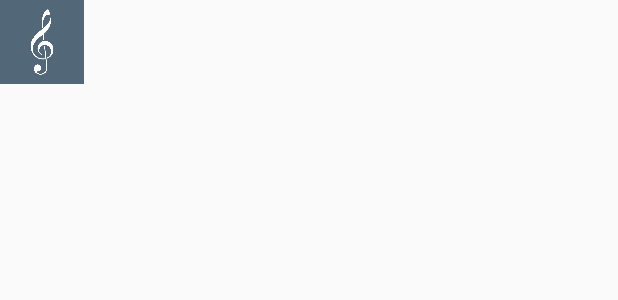
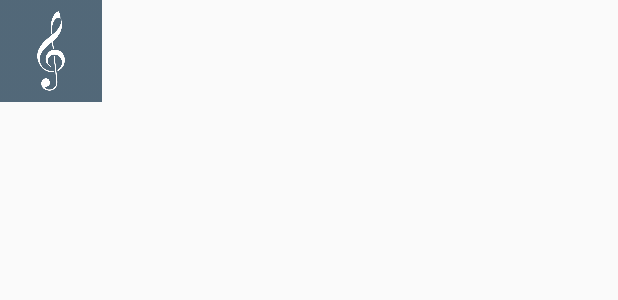
Before and after one commit to flackbash/AudioAnchor, an Android app: the layout album_item.xml on its own in the app's theme, with its tools: preview values and no code run, on a phone screen of 412 x 824 dp. Shown: the top 300 px of the screen. Run offline under Robolectric (Android 15) with nearby library versions, the phone set to English and light mode, and no system bars.

Commit message:
Adjust icon height and src for MainActivity

```diff
--- a/app/src/main/java/com/prangesoftwaresolutions/audioanchor/AlbumCursorAdapter.java
+++ b/app/src/main/java/com/prangesoftwaresolutions/audioanchor/AlbumCursorAdapter.java
@@ -30,16 +30,16 @@ public class AlbumCursorAdapter extends CursorAdapter {
 
     @Override
     public void bindView(View view, Context context, Cursor cursor) {
-        // Get the title of the current Recipe and set this text to the recipeTV
+        // Get the title of the current album and set this text to the titleTV
         TextView titleTV = view.findViewById(R.id.audio_storage_item_title);
         String title = cursor.getString(cursor.getColumnIndex(AnchorContract.AlbumEntry.COLUMN_TITLE));
         titleTV.setText(title);
 
-        // Get the path of the thumbnail of the current recipe and set the src of the image view
+        // Get the path of the thumbnail of the current album and set the src of the image view
         ImageView thumbnailIV = view.findViewById(R.id.audio_storage_item_thumbnail);
         String path = cursor.getString(cursor.getColumnIndex(AnchorContract.AlbumEntry.COLUMN_COVER_PATH));
         if (path != null) {
-            int reqSize = mContext.getResources().getDimensionPixelSize(R.dimen.list_item_height);
+            int reqSize = mContext.getResources().getDimensionPixelSize(R.dimen.album_item_height);
             BitmapUtils.setImage(thumbnailIV, path, reqSize);
         } else {
             thumbnailIV.setImageResource(R.drawable.empty_cover_grey_blue);
--- a/app/src/main/res/layout/album_item.xml
+++ b/app/src/main/res/layout/album_item.xml
@@ -9,9 +9,9 @@
 
         <ImageView
             android:id="@+id/audio_storage_item_thumbnail"
-            android:layout_width="@dimen/list_item_height"
-            android:layout_height="@dimen/list_item_height"
-            android:background="@drawable/empty_cover_grey_blue"/>
+            android:layout_width="@dimen/album_item_height"
+            android:layout_height="@dimen/album_item_height"
+            android:src="@drawable/empty_cover_grey_blue"/>
         <TextView
             android:id="@+id/audio_storage_item_title"
             android:layout_width="match_parent"
--- a/app/src/main/res/layout/audio_file_item.xml
+++ b/app/src/main/res/layout/audio_file_item.xml
@@ -8,8 +8,8 @@
 
     <ImageView
         android:id="@+id/audio_file_item_thumbnail"
-        android:layout_width="@dimen/list_item_height"
-        android:layout_height="@dimen/list_item_height"
+        android:layout_width="@dimen/audio_file_item_height"
+        android:layout_height="@dimen/audio_file_item_height"
         android:src="@drawable/ic_unchecked"/>
     <LinearLayout
         android:layout_width="wrap_content"
--- a/app/src/main/res/values/dimens.xml
+++ b/app/src/main/res/values/dimens.xml
@@ -13,7 +13,8 @@
     <dimen name="large_margin">24dp</dimen>
 
     <!-- Object sizes -->
-    <dimen name="list_item_height">56dp</dimen>
+    <dimen name="audio_file_item_height">56dp</dimen>
+    <dimen name="album_item_height">68dp</dimen>
     <dimen name="album_info_height">80dp</dimen>
     <dimen name="about_icon_height">128dp</dimen>
     <dimen name="default_device_width">400dp</dimen>
```
